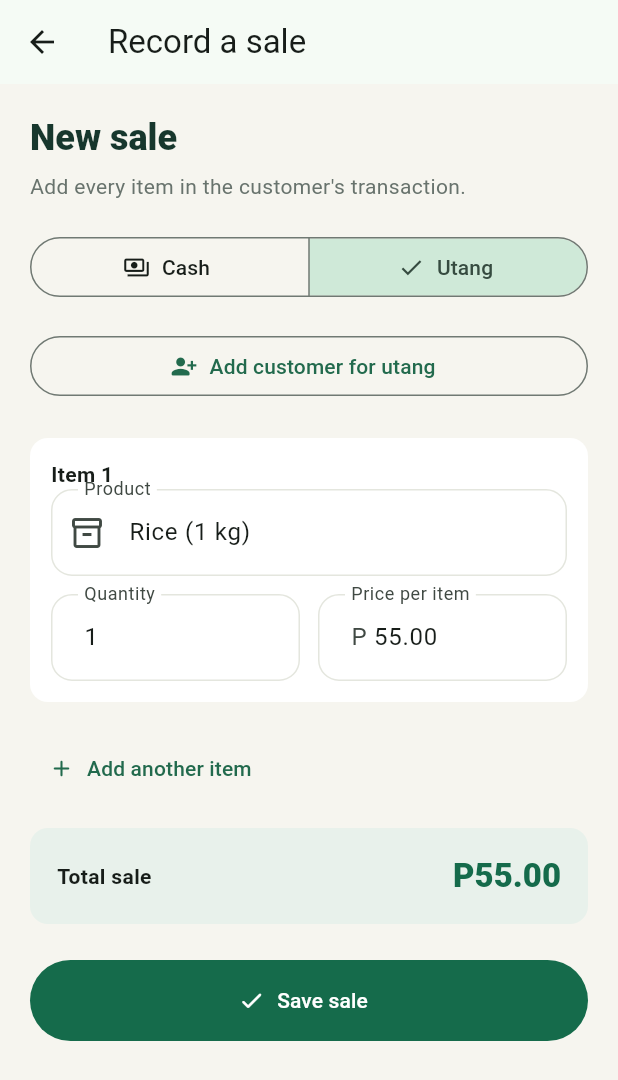
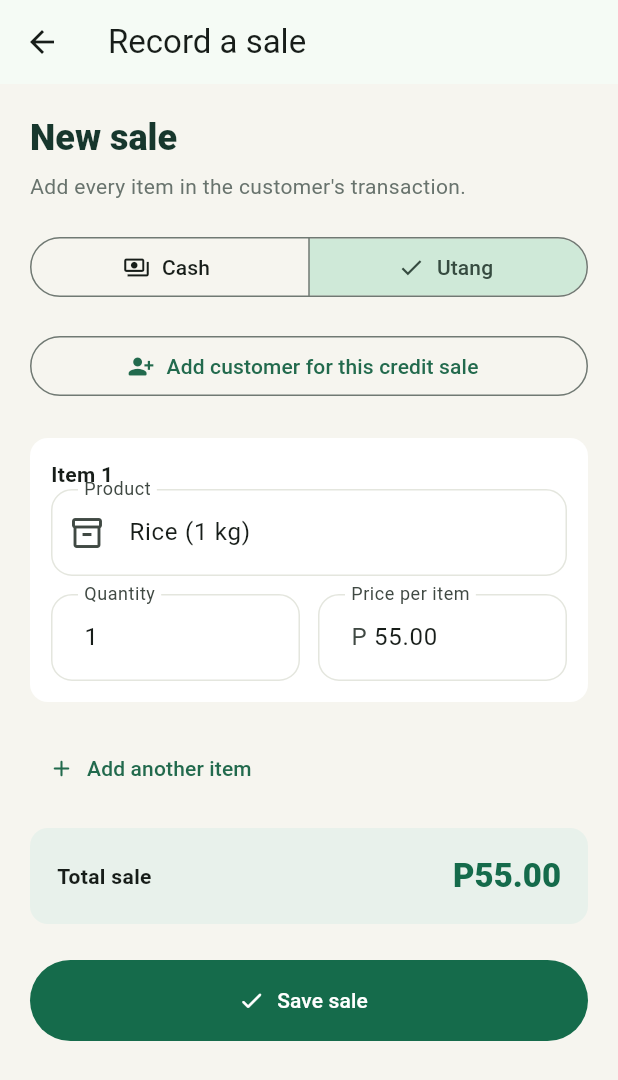
Before and after one commit to Janmaica/Sari2, a Flutter app: the RecordSaleScreen screen opened directly, after a tap on "Utang", on a phone screen of 412 x 824 dp. Shown: the top 1080 px of the screen. Run offline on Flutter 3.47's test engine with Material 3 defaults, Android fonts, the phone set to English and light mode, and no system bars; our stand-ins replace shared_preferences, sqflite_common_ffi; accounts and stored records are empty.

Commit message:
Allow adding customers during credit sales

```diff
--- a/lib/screens/record_sale_screen.dart
+++ b/lib/screens/record_sale_screen.dart
@@ -238,10 +238,14 @@ class _RecordSaleScreenState extends State<RecordSaleScreen> {
                     OutlinedButton.icon(
                       onPressed: _showAddCustomerDialog,
                       icon: const Icon(Icons.person_add_alt_1_rounded),
-                      label: const Text('Add customer for utang'),
+                      label: const Text('Add customer for this credit sale'),
                     )
-                  else
-                    DropdownButtonFormField<String>(
+                  else ...[
+                    Row(
+                      crossAxisAlignment: CrossAxisAlignment.start,
+                      children: [
+                        Expanded(
+                          child: DropdownButtonFormField<String>(
                             value: _selectedCustomer?.id,
                             decoration: const InputDecoration(
                               labelText: 'Customer',
@@ -258,18 +262,38 @@ class _RecordSaleScreenState extends State<RecordSaleScreen> {
                             onChanged: (value) {
                               if (value == null) return;
                               setState(() {
-                          _selectedCustomer = _repository.customers.firstWhere(
+                                _selectedCustomer = _repository.customers
+                                    .firstWhere(
                                       (customer) => customer.id == value,
                                     );
                               });
                             },
                             validator: (value) {
-                        if (_saleType == SaleType.utang && value == null) {
+                              if (_saleType == SaleType.utang &&
+                                  value == null) {
                                 return 'Select a customer';
                               }
                               return null;
                             },
                           ),
+                        ),
+                        const SizedBox(width: 8),
+                        Padding(
+                          padding: const EdgeInsets.only(top: 4),
+                          child: IconButton(
+                            tooltip: 'Add customer',
+                            onPressed: _showAddCustomerDialog,
+                            icon: const Icon(Icons.person_add_alt_1_rounded),
+                          ),
+                        ),
+                      ],
+                    ),
+                    const SizedBox(height: 4),
+                    const Text(
+                      'Choose an existing customer or add a new one.',
+                      style: TextStyle(color: Color(0xFF68736D)),
+                    ),
+                  ],
                 ],
                 const SizedBox(height: 24),
                 ..._lines.asMap().entries.map(
```
Also changed, not shown: 1 other file. Lines whose indentation alone changed are shown as unchanged.
